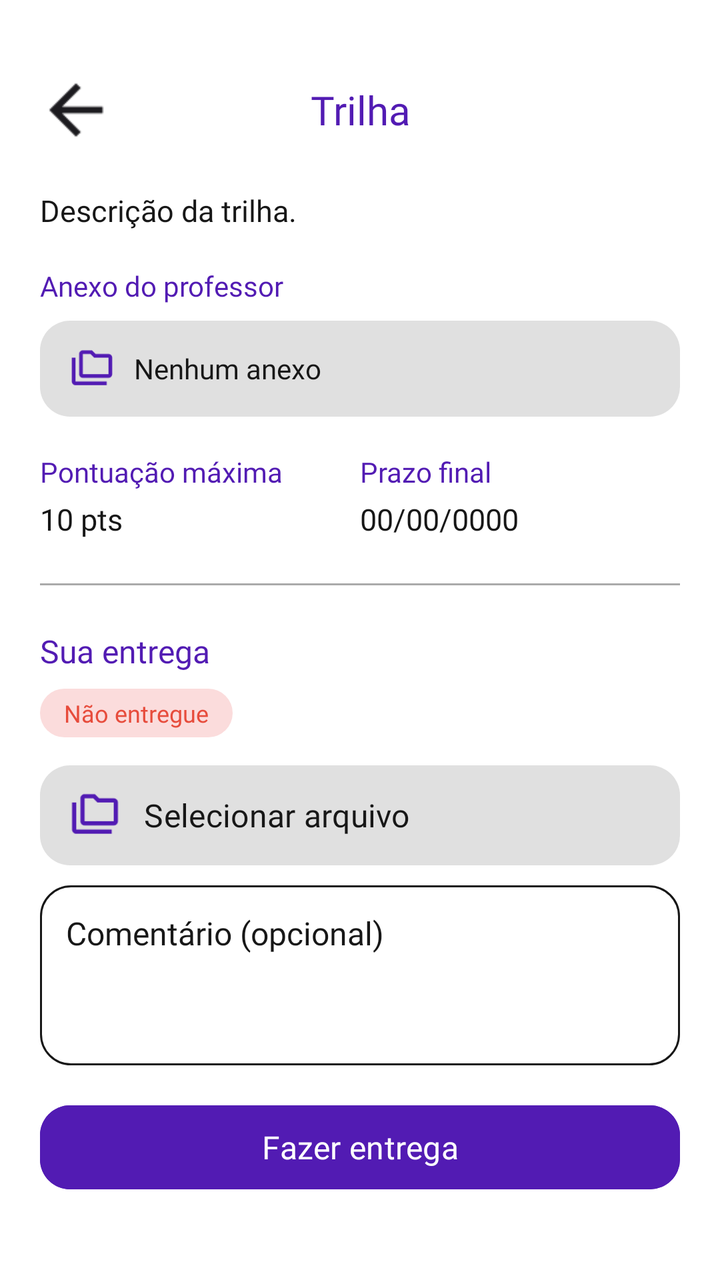
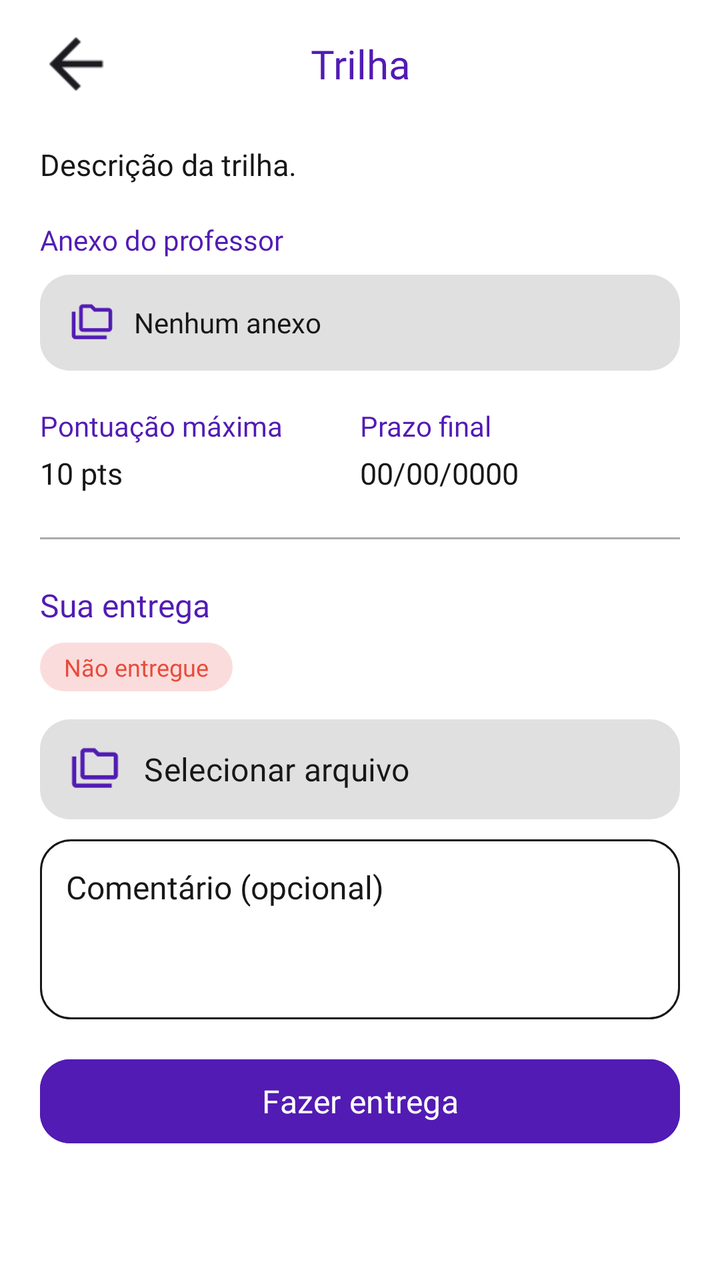

The first picture is an Android layout as it rendered before a commit; the second is the same layout after the commit. The layout source and the unified diff follow.
<!-- AndroidManifest.xml: application theme Theme.MeuFuturoAgora -->
<!-- res/layout/activity_tela_atividade_aluno.xml -->
<?xml version="1.0" encoding="utf-8"?>
<androidx.constraintlayout.widget.ConstraintLayout xmlns:android="http://schemas.android.com/apk/res/android"
    xmlns:app="http://schemas.android.com/apk/res-auto"
    xmlns:tools="http://schemas.android.com/tools"
    android:id="@+id/main"
    android:layout_width="match_parent"
    android:layout_height="match_parent"
    android:background="@android:color/white"
    tools:context=".TelaAtividadeAluno">

    <ImageView
        android:id="@+id/btnVoltar"
        android:layout_width="40dp"
        android:layout_height="40dp"
        android:layout_marginStart="18dp"
        android:layout_marginTop="35dp"
        android:contentDescription="Voltar"
        android:scaleType="centerInside"
        android:src="@drawable/seta_voltar"
        app:layout_constraintStart_toStartOf="parent"
        app:layout_constraintTop_toTopOf="parent" />

    <TextView
        android:id="@+id/tvTituloAtividadeAluno"
        android:layout_width="0dp"
        android:layout_height="50dp"
        android:fontFamily="@font/poppins_bold"
        android:gravity="center"
        android:maxLines="1"
        android:ellipsize="end"
        android:text="Trilha"
        android:textColor="@color/roxo_primario"
        android:textSize="20sp"
        app:layout_constraintBottom_toBottomOf="@id/btnVoltar"
        app:layout_constraintEnd_toEndOf="parent"
        app:layout_constraintStart_toStartOf="parent"
        app:layout_constraintTop_toTopOf="@id/btnVoltar" />

    <ScrollView
        android:layout_width="match_parent"
        android:layout_height="0dp"
        android:clipToPadding="false"
        android:paddingStart="20dp"
        android:paddingEnd="20dp"
        android:paddingBottom="24dp"
        app:layout_constraintBottom_toBottomOf="parent"
        app:layout_constraintEnd_toEndOf="parent"
        app:layout_constraintStart_toStartOf="parent"
        app:layout_constraintTop_toBottomOf="@id/btnVoltar">

        <LinearLayout
            android:layout_width="match_parent"
            android:layout_height="wrap_content"
            android:orientation="vertical"
            android:paddingTop="20dp">

            <TextView
                android:id="@+id/tvDescricaoAtividadeAluno"
                android:layout_width="match_parent"
                android:layout_height="wrap_content"
                android:fontFamily="@font/poppins_regular"
                android:text="Descrição da trilha."
                android:textColor="@color/texto_escuro"
                android:textSize="15sp" />

            <TextView
                android:layout_width="wrap_content"
                android:layout_height="wrap_content"
                android:layout_marginTop="18dp"
                android:fontFamily="@font/poppins_semibold"
                android:text="Anexo do professor"
                android:textColor="@color/roxo_primario"
                android:textSize="14sp" />

            <LinearLayout
                android:id="@+id/itemAnexoProfessor"
                android:layout_width="match_parent"
                android:layout_height="48dp"
                android:layout_marginTop="8dp"
                android:background="@drawable/bg_botao_arquivo"
                android:gravity="center_vertical"
                android:orientation="horizontal"
                android:paddingStart="15dp"
                android:paddingEnd="15dp">

                <ImageView
                    android:layout_width="22dp"
                    android:layout_height="22dp"
                    android:contentDescription="@null"
                    android:src="@drawable/ic_arquivo" />

                <TextView
                    android:id="@+id/tvNomeAnexoProfessor"
                    android:layout_width="0dp"
                    android:layout_height="wrap_content"
                    android:layout_marginStart="10dp"
                    android:layout_weight="1"
                    android:ellipsize="end"
                    android:fontFamily="@font/poppins_regular"
                    android:maxLines="1"
                    android:text="Nenhum anexo"
                    android:textColor="@color/texto_escuro"
                    android:textSize="14sp" />

            </LinearLayout>

            <LinearLayout
                android:id="@+id/itemLinkProfessor"
                android:layout_width="match_parent"
                android:layout_height="48dp"
                android:layout_marginTop="8dp"
                android:background="@drawable/bg_botao_arquivo"
                android:gravity="center_vertical"
                android:orientation="horizontal"
                android:paddingStart="15dp"
                android:paddingEnd="15dp"
                android:visibility="gone">

                <ImageView
                    android:layout_width="22dp"
                    android:layout_height="22dp"
                    android:contentDescription="@null"
                    android:src="@drawable/ic_link" />

                <TextView
                    android:id="@+id/tvLinkProfessor"
                    android:layout_width="0dp"
                    android:layout_height="wrap_content"
                    android:layout_marginStart="10dp"
                    android:layout_weight="1"
                    android:ellipsize="end"
                    android:fontFamily="@font/poppins_regular"
                    android:maxLines="1"
                    android:text="Link da trilha"
                    android:textColor="@color/texto_escuro"
                    android:textSize="14sp" />

            </LinearLayout>

            <LinearLayout
                android:layout_width="match_parent"
                android:layout_height="wrap_content"
                android:layout_marginTop="18dp"
                android:orientation="horizontal">

                <LinearLayout
                    android:layout_width="0dp"
                    android:layout_height="wrap_content"
                    android:layout_weight="1"
                    android:orientation="vertical">

                    <TextView
                        android:layout_width="wrap_content"
                        android:layout_height="wrap_content"
                        android:fontFamily="@font/poppins_semibold"
                        android:text="Pontuação máxima"
                        android:textColor="@color/roxo_primario"
                        android:textSize="14sp" />

                    <TextView
                        android:id="@+id/tvPontuacaoMaximaAluno"
                        android:layout_width="wrap_content"
                        android:layout_height="wrap_content"
                        android:layout_marginTop="4dp"
                        android:fontFamily="@font/poppins_regular"
                        android:text="10 pts"
                        android:textColor="@color/texto_escuro"
                        android:textSize="15sp" />

                </LinearLayout>

                <LinearLayout
                    android:layout_width="0dp"
                    android:layout_height="wrap_content"
                    android:layout_weight="1"
                    android:orientation="vertical">

                    <TextView
                        android:layout_width="wrap_content"
                        android:layout_height="wrap_content"
                        android:fontFamily="@font/poppins_semibold"
                        android:text="Prazo final"
                        android:textColor="@color/roxo_primario"
                        android:textSize="14sp" />

                    <TextView
                        android:id="@+id/tvPrazoFinalAluno"
                        android:layout_width="wrap_content"
                        android:layout_height="wrap_content"
                        android:layout_marginTop="4dp"
                        android:fontFamily="@font/poppins_regular"
                        android:text="00/00/0000"
                        android:textColor="@color/texto_escuro"
                        android:textSize="15sp" />

                </LinearLayout>

            </LinearLayout>

            <View
                android:layout_width="match_parent"
                android:layout_height="1dp"
                android:layout_marginTop="22dp"
                android:background="@color/linha_cinza" />

            <TextView
                android:layout_width="wrap_content"
                android:layout_height="wrap_content"
                android:layout_marginTop="22dp"
                android:fontFamily="@font/poppins_bold"
                android:text="Sua entrega"
                android:textColor="@color/roxo_primario"
                android:textSize="16sp" />

            <TextView
                android:id="@+id/tvStatusEntregaAluno"
                android:layout_width="wrap_content"
                android:layout_height="wrap_content"
                android:layout_marginTop="8dp"
                android:background="@drawable/bg_pill_vermelho"
                android:fontFamily="@font/poppins_semibold"
                android:paddingStart="12dp"
                android:paddingTop="4dp"
                android:paddingEnd="12dp"
                android:paddingBottom="4dp"
                android:text="Não entregue"
                android:textColor="@color/vermelho_erro"
                android:textSize="12sp" />

            

            <LinearLayout
                android:id="@+id/layoutEnvioAluno"
                android:layout_width="match_parent"
                android:layout_height="wrap_content"
                android:orientation="vertical">

                <com.google.android.material.button.MaterialButton
                    android:id="@+id/btnSelecionarArquivoAluno"
                    android:layout_width="match_parent"
                    android:layout_height="50dp"
                    android:layout_marginTop="14dp"
                    android:background="@drawable/bg_botao_arquivo"
                    android:ellipsize="end"
                    android:fontFamily="@font/poppins_bold"
                    android:maxLines="1"
                    android:paddingStart="15dp"
                    android:paddingEnd="15dp"
                    android:text="Selecionar arquivo"
                    android:textAlignment="viewStart"
                    android:textAllCaps="false"
                    android:textColor="@color/texto_escuro"
                    android:textSize="16sp"
                    app:backgroundTint="@null"
                    app:icon="@drawable/ic_arquivo"
                    app:iconGravity="textStart"
                    app:iconPadding="12dp"
                    app:iconSize="25dp"
                    app:iconTint="@null"
                    app:strokeWidth="0dp" />

                <EditText
                    android:id="@+id/edtComentarioAluno"
                    android:layout_width="match_parent"
                    android:layout_height="90dp"
                    android:layout_marginTop="10dp"
                    android:background="@drawable/bg_campo_criar_atividade"
                    android:fontFamily="@font/poppins_regular"
                    android:gravity="top|start"
                    android:hint="Comentário (opcional)"
                    android:inputType="textMultiLine"
                    android:padding="13dp"
                    android:textColor="#171717"
                    android:textColorHint="#171717"
                    android:textSize="16sp" />

                <com.google.android.material.button.MaterialButton
                    android:id="@+id/btnFazerEntrega"
                    android:layout_width="match_parent"
                    android:layout_height="50dp"
                    android:layout_marginTop="16dp"
                    android:backgroundTint="@color/roxo_primario"
                    android:fontFamily="@font/poppins_bold"
                    android:text="Fazer entrega"
                    android:textAllCaps="false"
                    android:textColor="@android:color/white"
                    android:textSize="16sp"
                    app:cornerRadius="15dp" />

            </LinearLayout>

            

            <LinearLayout
                android:id="@+id/layoutAvaliacaoAluno"
                android:layout_width="match_parent"
                android:layout_height="wrap_content"
                android:orientation="vertical"
                android:visibility="gone">

                <TextView
                    android:layout_width="wrap_content"
                    android:layout_height="wrap_content"
                    android:layout_marginTop="16dp"
                    android:fontFamily="@font/poppins_semibold"
                    android:text="Nota"
                    android:textColor="@color/roxo_primario"
                    android:textSize="14sp" />

                <TextView
                    android:id="@+id/tvNotaAluno"
                    android:layout_width="wrap_content"
                    android:layout_height="wrap_content"
                    android:layout_marginTop="4dp"
                    android:fontFamily="@font/poppins_bold"
                    android:text="—"
                    android:textColor="@color/texto_escuro"
                    android:textSize="22sp" />

                <TextView
                    android:layout_width="wrap_content"
                    android:layout_height="wrap_content"
                    android:layout_marginTop="14dp"
                    android:fontFamily="@font/poppins_semibold"
                    android:text="Comentário do professor"
                    android:textColor="@color/roxo_primario"
                    android:textSize="14sp" />

                <TextView
                    android:id="@+id/tvComentarioProfessorAluno"
                    android:layout_width="match_parent"
                    android:layout_height="wrap_content"
                    android:layout_marginTop="6dp"
                    android:background="@drawable/bg_campo_criar_atividade"
                    android:fontFamily="@font/poppins_regular"
                    android:minHeight="60dp"
                    android:padding="13dp"
                    android:text="—"
                    android:textColor="@color/texto_escuro"
                    android:textSize="15sp" />

            </LinearLayout>

        </LinearLayout>

    </ScrollView>

</androidx.constraintlayout.widget.ConstraintLayout>
<!-- resources referenced by this layout -->
<resources>
  <color name="linha_cinza">#AAAAAA</color>
  <color name="roxo_primario">#521BB3</color>
  <color name="texto_escuro">#171717</color>
  <color name="vermelho_erro">#E74C3C</color>
  <!-- drawable bg_botao_arquivo (drawable) -->
  <?xml version="1.0" encoding="utf-8"?>
  <shape xmlns:android="http://schemas.android.com/apk/res/android"
      android:shape="rectangle">
  
      <solid android:color="#E0E0E0" />
  
      <corners android:radius="15dp" />
  
  </shape>
  <!-- drawable bg_campo_criar_atividade (drawable) -->
  <?xml version="1.0" encoding="utf-8"?>
  <shape xmlns:android="http://schemas.android.com/apk/res/android"
      android:shape="rectangle">
  
      <solid android:color="@android:color/white" />
  
      <stroke
          android:width="1dp"
          android:color="#171717" />
  
      <corners android:radius="15dp" />
  
  </shape>
  <!-- drawable bg_pill_vermelho (drawable) -->
  <?xml version="1.0" encoding="utf-8"?>
  <shape xmlns:android="http://schemas.android.com/apk/res/android"
      android:shape="rectangle">
  
      <solid android:color="#FBDCDC" />
  
      <corners android:radius="20dp" />
  
  </shape>
  <!-- drawable ic_arquivo: png bitmap (drawable, 496 bytes) -->
  <!-- drawable ic_link (drawable) -->
  <?xml version="1.0" encoding="utf-8"?>
  <vector xmlns:android="http://schemas.android.com/apk/res/android"
      android:width="24dp"
      android:height="24dp"
      android:viewportWidth="24"
      android:viewportHeight="24">
  
      <path
          android:fillColor="#FF000000"
          android:pathData="M3.9,12c0,-1.71 1.39,-3.1 3.1,-3.1h4L11,7L7,7c-2.76,0 -5,2.24 -5,5s2.24,5 5,5h4v-1.9L7,15.1c-1.71,0 -3.1,-1.39 -3.1,-3.1zM8,13h8v-2L8,11v2zM17,7h-4v1.9h4c1.71,0 3.1,1.39 3.1,3.1s-1.39,3.1 -3.1,3.1h-4L13,17h4c2.76,0 5,-2.24 5,-5s-2.24,-5 -5,-5z" />
  
  </vector>
  <!-- drawable seta_voltar: png bitmap (drawable, 265 bytes) -->
  <style name="Theme.MeuFuturoAgora" parent="Base.Theme.MeuFuturoAgora" />
  <style name="Base.Theme.MeuFuturoAgora" parent="Theme.Material3.DayNight.NoActionBar">
          <item name="android:navigationBarColor">@android:color/transparent</item>
      </style>
</resources>

<!-- the commit's change to res/layout/activity_tela_atividade_aluno.xml (unified diff, before → after) -->
@@ -13,7 +13,7 @@
         android:layout_width="40dp"
         android:layout_height="40dp"
         android:layout_marginStart="18dp"
-        android:layout_marginTop="35dp"
+        android:layout_marginTop="12dp"
         android:contentDescription="Voltar"
         android:scaleType="centerInside"
         android:src="@drawable/seta_voltar"
